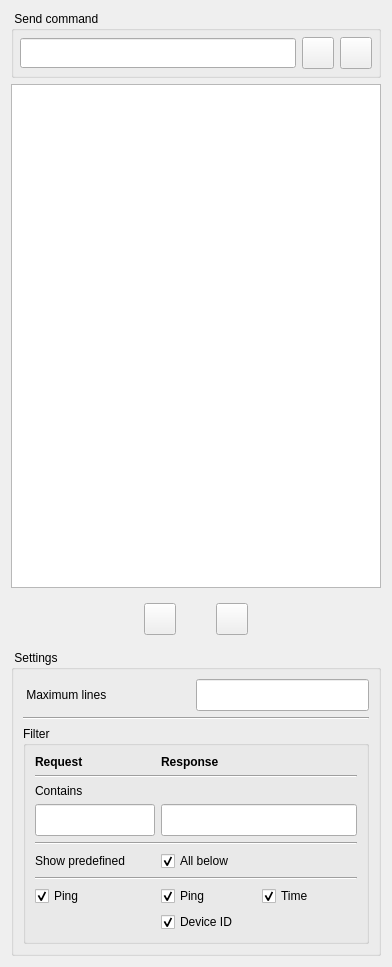
Above: src/ui/debug.ui from AceOfSnakes/NetRC before the change. Below: the same form after it.
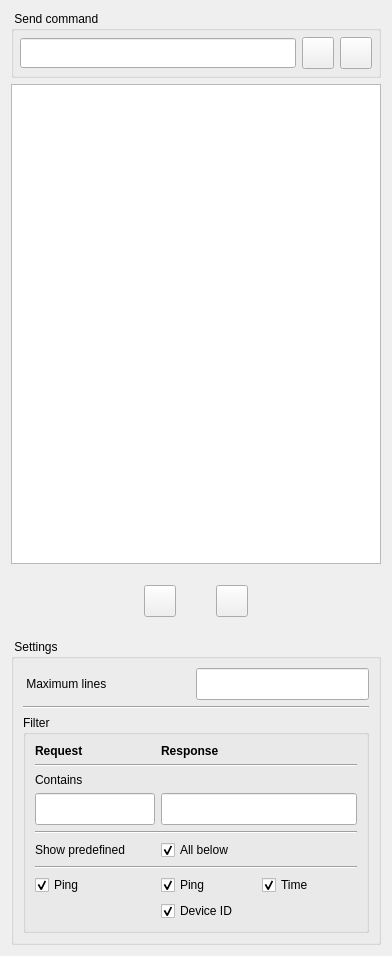
That is the form after the change. Icons and pictures are not drawn.

What changed in the file:
```diff
--- a/src/ui/debug.ui
+++ b/src/ui/debug.ui
@@ -7,7 +7,7 @@
     <x>0</x>
     <y>0</y>
     <width>392</width>
-    <height>967</height>
+    <height>956</height>
    </rect>
   </property>
   <property name="sizePolicy">
@@ -19,13 +19,13 @@
   <property name="minimumSize">
    <size>
     <width>392</width>
-    <height>967</height>
+    <height>0</height>
    </size>
   </property>
   <property name="maximumSize">
    <size>
     <width>392</width>
-    <height>967</height>
+    <height>956</height>
    </size>
   </property>
   <property name="windowTitle">
@@ -179,7 +179,7 @@
    <item>
     <widget class="QWidget" name="widget" native="true">
      <property name="sizePolicy">
-      <sizepolicy hsizetype="Fixed" vsizetype="Preferred">
+      <sizepolicy hsizetype="Fixed" vsizetype="MinimumExpanding">
        <horstretch>0</horstretch>
        <verstretch>0</verstretch>
       </sizepolicy>
```
